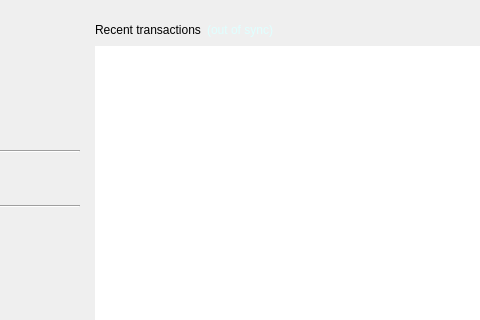
This is src/qt/forms/overviewpage.ui in gridcoin-community/Gridcoin-Research as Qt 5 draws it before an edit; both pictures show x 382 to 862 and y 0 to 320 of the 948 by 559 pixel window. The edited form follows.
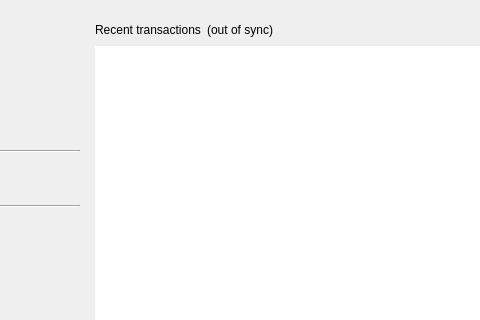
This is the edited form. Custom widgets are drawn as their Qt base class.

Commit message: Remove the Color so it is Default Red

What changed in the file:
```diff
--- a/src/qt/forms/overviewpage.ui
+++ b/src/qt/forms/overviewpage.ui
@@ -498,9 +498,6 @@
               <property name="toolTip">
                <string>The displayed information may be out of date. Your wallet automatically synchronizes with the Gridcoin network after a connection is established, but this process has not completed yet.</string>
               </property>
-              <property name="styleSheet">
-               <string notr="true">color: #dfffff;</string>
-              </property>
               <property name="text">
                <string notr="true">(out of sync)</string>
               </property>
```
